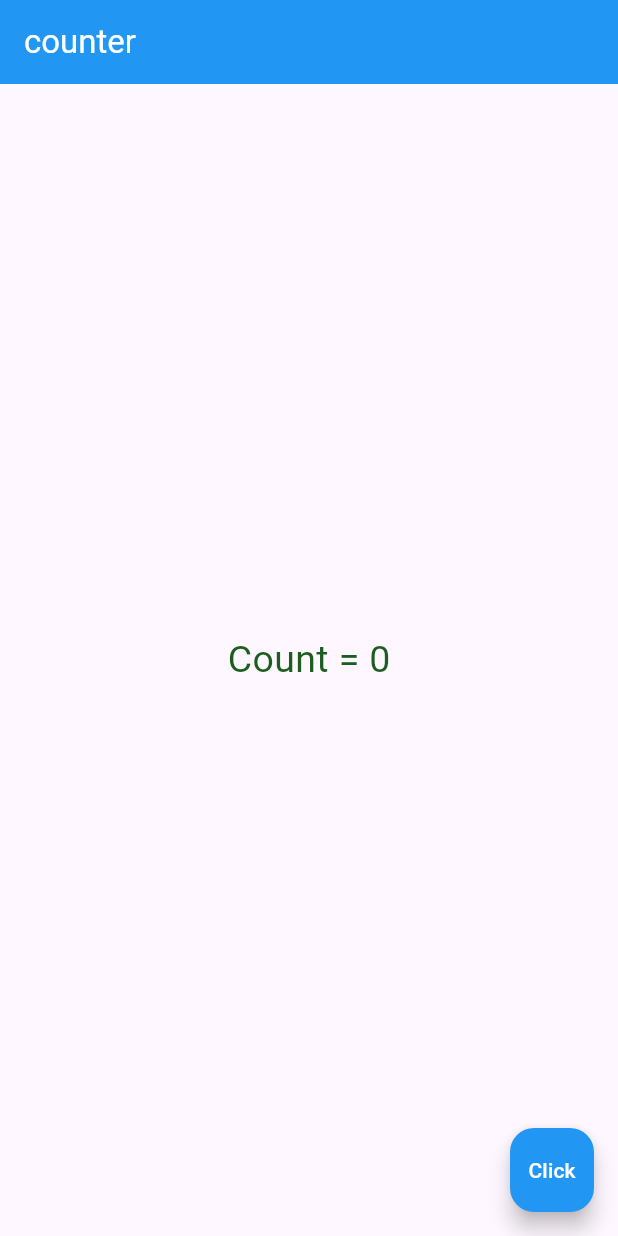
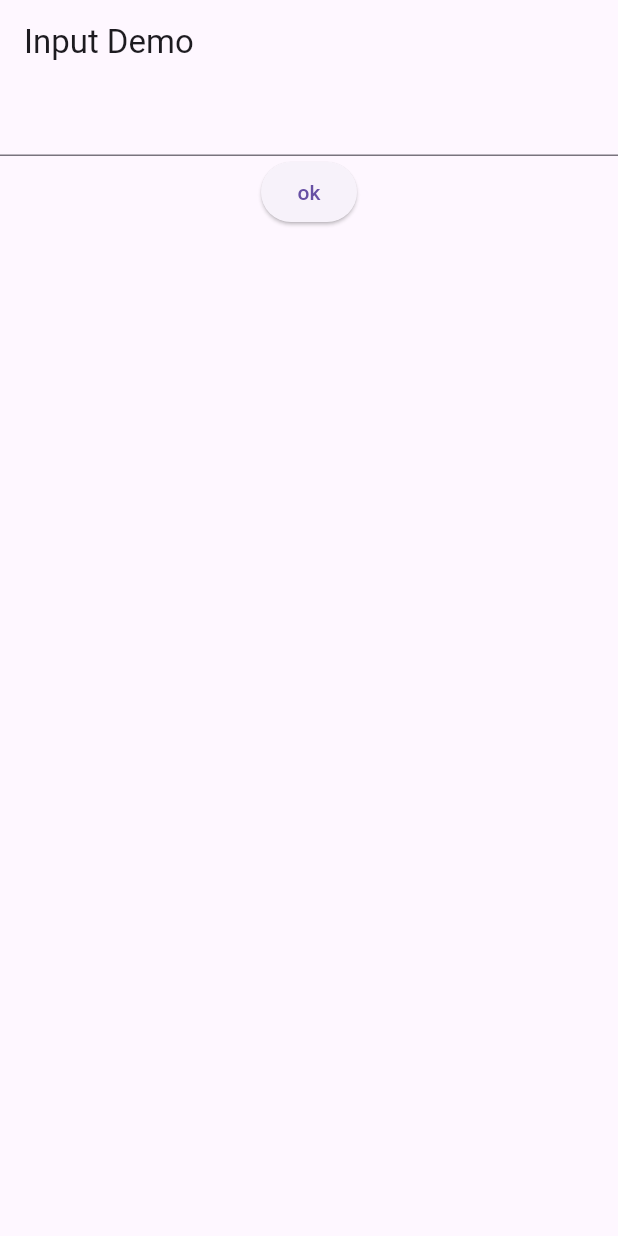
Before and after one commit to WUWSW/flutter_application_1, a Flutter app: the screen it shows after launch, on a phone screen of 412 x 824 dp. Run offline on Flutter 3.47's test engine with Material 3 defaults, Android fonts, the phone set to English and light mode, and no system bars.

Commit message:
Create a inputdemo app

```diff
--- a/lib/main.dart
+++ b/lib/main.dart
@@ -1,9 +1,9 @@
 import 'package:flutter/material.dart';
-import 'package:flutter_application_1/week04/basic.dart';
-import 'package:flutter_application_1/week04/counter.dart';
+import 'package:flutter_application_1/week04/input_demo.dart';
+
 
 void main(){
   runApp(MaterialApp(
-    home:MyWidget()
+    home:INPUTDEMO()
   ));
 }
--- /dev/null
+++ b/lib/week04/input_demo.dart
@@ -0,0 +1,33 @@
+import 'package:flutter/material.dart';
+
+class INPUTDEMO extends StatefulWidget {
+  const INPUTDEMO({super.key});
+
+  @override
+  State<INPUTDEMO> createState() => _MyWidgetState();
+}
+
+class _MyWidgetState extends State<INPUTDEMO> {
+  String message = '';
+  TextEditingController tcName = TextEditingController();
+
+  void updateMessage() {
+   setState(() {
+     message = tcName.text;
+   });
+  }
+
+  @override
+  Widget build(BuildContext context) {
+    return Scaffold(
+      appBar: AppBar(title: Text('Input Demo')),
+      body: Column(
+        children: [
+          TextField(controller: tcName,),
+          ElevatedButton(onPressed: updateMessage, child: Text('ok')),
+          Text(message),
+        ],
+      ),
+    );
+  }
+}
```
